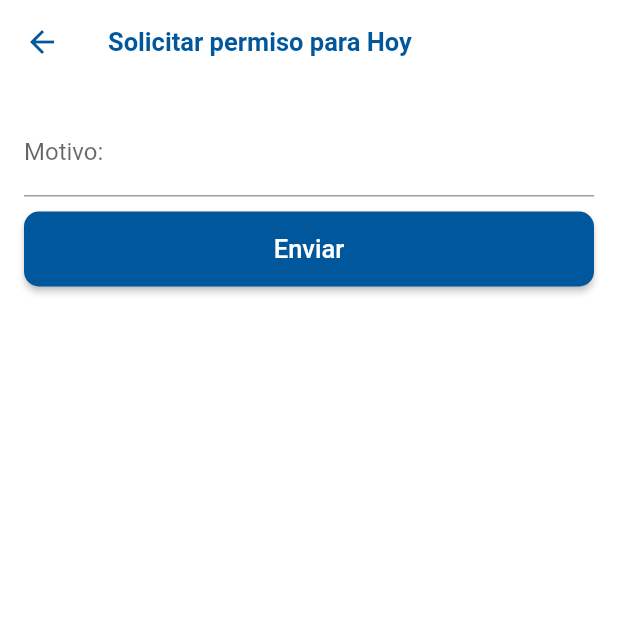
After one commit to daniel12905461/asistenica_app, a Flutter app: the SolicitarScreen screen opened directly, on a phone screen of 412 x 824 dp, the top half of it. The commit adds this screen. Run offline on Flutter 3.47's test engine with Material 2 defaults, Android fonts, the phone set to English and light mode, and no system bars; our stand-ins replace flutter_secure_storage, geolocator, image_picker, shared_preferences, socket_io_client; missing offline and left inert: flutter_secure_storage_web, image_picker_for_web, shared_preferences_web; accounts and stored records are empty.

Commit message:
permisos

```diff
--- a/lib/main.dart
+++ b/lib/main.dart
@@ -75,6 +75,7 @@ class MyApp extends StatelessWidget {
         'asistencia': ( _ ) => AsistenciaSreen(),
         // 'img': ( _ ) => ImgScreen(imagePath: "",title: "",type: 0,),
         'perfil': ( _ ) => PerfilScreen(),
+        'solicitar': ( _ ) => SolicitarScreen(),
 
         'login': ( _ ) => LoginScreen(),
       },
--- /dev/null
+++ b/lib/providers/solicitar_form_provider.dart
@@ -0,0 +1,36 @@
+import 'package:flutter/material.dart';
+
+
+class SolicitarFormProvider extends ChangeNotifier {
+
+  GlobalKey<FormState> formKey = new GlobalKey<FormState>();
+
+  String _motivo = '';
+  String index = '';
+
+  bool _isLoading = false;
+  bool _isVisible = false;
+
+  bool get isLoading => _isLoading;
+  set isLoading( bool value ) {
+    _isLoading = value;
+    notifyListeners();
+  }
+
+  bool get isVisible => _isVisible;
+  set isVisible( bool value ) {
+    _isVisible = value;
+    notifyListeners();
+  }
+
+  String get motivo => _motivo;
+  set motivo( String value ) {
+    _motivo = value;
+    notifyListeners();
+  }
+
+  bool isValidForm() {
+    return formKey.currentState?.validate() ?? false;
+  }
+
+}
--- a/lib/screens/configuracion_screen.dart
+++ b/lib/screens/configuracion_screen.dart
@@ -86,11 +86,21 @@ class ConfiguracionScreen extends StatelessWidget {
               ListTile(
                 title: Text('Registrar Imagen'),
                 // subtitle: Text('cambiar la contraseña de su cuenta'),
-                leading: Icon(Icons.image),
+                leading: Icon(Icons.image_outlined),
                 trailing: Icon(Icons.keyboard_arrow_right_outlined),
                 onTap: (){
                   // print('sdfsdf');
                   _takePicture(context, 'Registrar Imagen', 1);
+                },
+              ),
+              ListTile(
+                title: Text('Solicitud de permiso'),
+                // subtitle: Text('cambiar la contraseña de su cuenta'),
+                leading: Icon(Icons.access_time_outlined),
+                trailing: Icon(Icons.keyboard_arrow_right_outlined),
+                onTap: (){
+                  // print('sdfsdf');
+                  Navigator.pushNamed(context, 'solicitar');
                 },
               )
             ])
--- a/lib/screens/screens.dart
+++ b/lib/screens/screens.dart
@@ -6,3 +6,4 @@ export 'package:asistencia_app/screens/asistencia_screen.dart';
 export 'package:asistencia_app/screens/img_screen.dart';
 export 'package:asistencia_app/screens/configuracion_screen.dart';
 export 'package:asistencia_app/screens/perfil_screen.dart';
+export 'package:asistencia_app/screens/solicitar_screen.dart';
--- /dev/null
+++ b/lib/screens/solicitar_screen.dart
@@ -0,0 +1,85 @@
+import 'package:asistencia_app/providers/solicitar_form_provider.dart';
+import 'package:asistencia_app/services/permiso_service.dart';
+import 'package:flutter/material.dart';
+import 'package:asistencia_app/share_preferences/preferences.dart';
+import 'package:provider/provider.dart';
+
+class SolicitarScreen extends StatelessWidget {
+
+  @override
+  Widget build(BuildContext context) {
+    return Scaffold(
+      appBar: AppBar(
+        title: Text('Solicitar permiso para Hoy'),
+      ),
+      body: Padding(
+        padding: const EdgeInsets.all(16.0),
+        child: ChangeNotifierProvider(
+          create: ( _ ) => SolicitarFormProvider(),
+          child: _ChangeForm()
+        ),
+      )
+    );
+  }
+}
+
+class _ChangeForm extends StatelessWidget {
+
+  @override
+  Widget build(BuildContext context) {
+
+    final solicitarForm = Provider.of<SolicitarFormProvider>(context);
+    final permisoService = Provider.of<PermisoService>(context, listen: false);
+
+    return Form(
+      key: solicitarForm.formKey,
+      autovalidateMode: AutovalidateMode.onUserInteraction,
+      child: ListView(
+        children: [
+          TextFormField(
+            autocorrect: false,
+            keyboardType: TextInputType.text,
+            decoration: InputDecoration(
+              labelText: "Motivo:"
+            ),
+            validator: (value){
+              return ( value != null && value.length >= 1 )
+                ? null
+                : 'Este campo es obligatorio';
+            },
+            onChanged: ( value ) => solicitarForm.motivo = value,
+          ),
+          SizedBox( height: 10 ),
+          MaterialButton(
+            shape: RoundedRectangleBorder(borderRadius: BorderRadius.circular(10)),
+            color: Colors.lightBlue[900],
+            child: Container(
+              padding: EdgeInsets.symmetric( horizontal: 90, vertical: 15),
+              child: Text(
+                'Enviar',
+                style: TextStyle( color: Colors.white, fontSize: 17),
+              )
+            ),
+            onPressed: () async{
+
+              FocusScope.of(context).unfocus();
+
+              // if( !solicitarForm.isValidForm() ) return;
+
+              // Loader.show(
+              //   context,
+              //   progressIndicator: CircularProgressIndicator(),
+              //   overlayColor: Color(0x99E8EAF6)
+              // );
+              String res = await permisoService.registrarPermiso(solicitarForm.motivo, Preferences.user.id.toString());
+              // Loader.hide();
+              Navigator.of(context).pop(true);
+              if(res == 'Si') Navigator.of(context).pop(true);
+
+            }
+          ),
+        ],
+      ),
+    );
+  }
+}
```
Also changed, not shown: lib/services/permiso_service.dart (added, +65 -0 lines).
